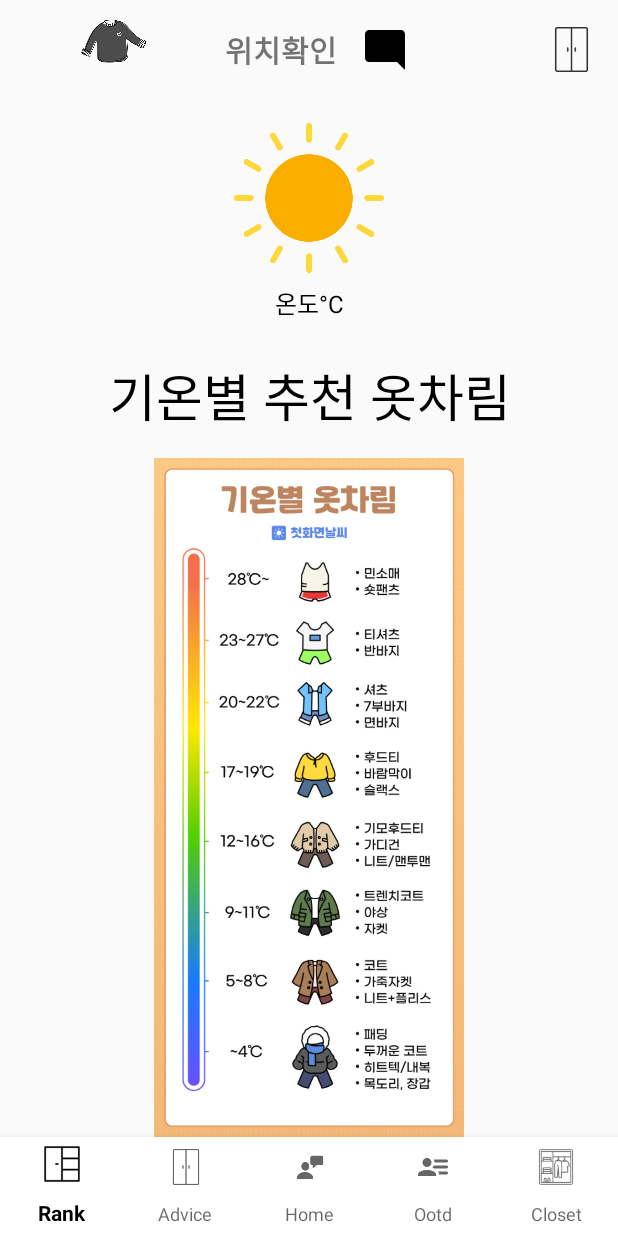
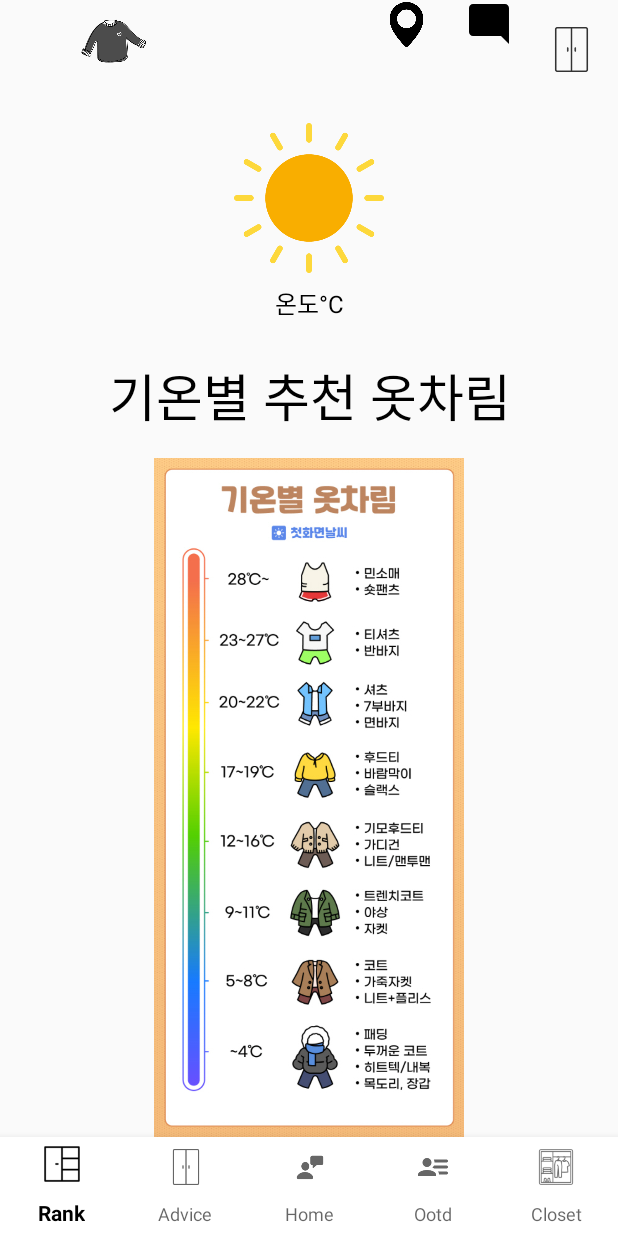
Before and after one commit to 2022-SMHRD-SW-Fullstack-1/GPS_hackathon, an Android app: the MainActivity screen opened directly, with no data from a screen before it, on a phone screen of 412 x 824 dp. Run offline under Robolectric (Android 15) with nearby library versions, the phone set to English and light mode, and no system bars; our stand-ins replace Firebase (no records; nobody signed in at launch, a user with empty details on screens opened directly), Volley; network calls fail; Roboto replaces fonts that are not available here.

Commit message:
필요없는 코드 수정

```diff
--- a/app/src/main/java/com/example/gps/MainActivity.kt
+++ b/app/src/main/java/com/example/gps/MainActivity.kt
@@ -11,15 +11,10 @@ import android.widget.ImageView
 
 import android.widget.TextView
 import androidx.annotation.RequiresApi
-import com.android.volley.Request
-import com.android.volley.toolbox.StringRequest
-import com.android.volley.toolbox.Volley
 import com.example.gps.fragment.*
 import com.example.gps.weather.WeatherVO
-import org.json.JSONObject
 
 import com.example.gps.chat.ChatActivity
-import com.example.gps.fragment.*
 import com.example.gps.user.IntroActivity
 import com.google.android.material.bottomnavigation.BottomNavigationView
 import com.google.firebase.auth.FirebaseAuth
@@ -35,7 +30,7 @@ class MainActivity : AppCompatActivity() {
         val fl = findViewById<FrameLayout>(R.id.fl)
         val imgLogout = findViewById<ImageView>(R.id.imgLogout)
         val img_Chat = findViewById<ImageView>(R.id.img_Chat)
-        val tvMap = findViewById<TextView>(R.id.tvMap)
+        val tvMap = findViewById<ImageView>(R.id.tvMap)
 
         val weatherList = ArrayList<WeatherVO>()
 
--- a/app/src/main/java/com/example/gps/fragment/OotdFragment.kt
+++ b/app/src/main/java/com/example/gps/fragment/OotdFragment.kt
@@ -9,10 +9,10 @@ import android.view.ViewGroup
 import android.widget.Button
 import androidx.recyclerview.widget.LinearLayoutManager
 import androidx.recyclerview.widget.RecyclerView
-import com.example.fullstackapplication.board.BoardInsideActivity
 import com.example.fullstackapplication.utils.FBdatabase
 import com.example.gps.R
 import com.example.gps.board.BoardAdapter
+import com.example.gps.board.BoardInsideActivity
 import com.example.gps.board.BoardVO
 import com.example.gps.board.BoardWriteActivity
 import com.google.firebase.database.DataSnapshot
--- a/app/src/main/res/layout/activity_main.xml
+++ b/app/src/main/res/layout/activity_main.xml
@@ -26,8 +26,6 @@
         android:layout_width="150dp"
         android:layout_height="0dp"
         app:layout_constraintBottom_toTopOf="@+id/guideline2"
-        app:layout_constraintEnd_toStartOf="@+id/tvMap"
-        app:layout_constraintHorizontal_bias="0.0"
         app:layout_constraintStart_toStartOf="parent"
         app:layout_constraintTop_toTopOf="parent"
         app:layout_constraintVertical_bias="0.388"
@@ -67,27 +65,24 @@
     </FrameLayout>
 
 
-    <TextView
-        android:id="@+id/tvMap"
-        android:layout_width="wrap_content"
-        android:layout_height="wrap_content"
-        android:layout_marginEnd="16dp"
-        android:text="위치확인"
-        android:textSize="20sp"
-        android:textStyle="bold"
-        app:layout_constraintBottom_toTopOf="@+id/guideline2"
-        app:layout_constraintEnd_toStartOf="@+id/img_Chat"
-        app:layout_constraintTop_toTopOf="parent" />
-
     <ImageView
         android:id="@+id/img_Chat"
         android:layout_width="wrap_content"
         android:layout_height="wrap_content"
-        android:layout_marginEnd="8dp"
-        app:layout_constraintBottom_toBottomOf="@+id/tvMap"
-        app:layout_constraintEnd_toStartOf="@+id/tvMap"
-        app:layout_constraintTop_toTopOf="@+id/tvMap"
-        app:srcCompat="@drawable/ic_baseline_mode_comment_32" />
+        android:layout_marginEnd="24dp"
+        app:layout_constraintEnd_toStartOf="@+id/imgLogout"
+        app:srcCompat="@drawable/ic_baseline_mode_comment_32"
+        tools:layout_editor_absoluteY="17dp" />
+
+    <ImageView
+        android:id="@+id/tvMap"
+        android:layout_width="30dp"
+        android:layout_height="30dp"
+        android:layout_marginEnd="24dp"
+        app:layout_constraintBottom_toBottomOf="@+id/img_Chat"
+        app:layout_constraintEnd_toStartOf="@+id/img_Chat"
+        app:layout_constraintTop_toTopOf="@+id/img_Chat"
+        app:srcCompat="@drawable/icon_here" />
 
 
 </androidx.constraintlayout.widget.ConstraintLayout>
```
